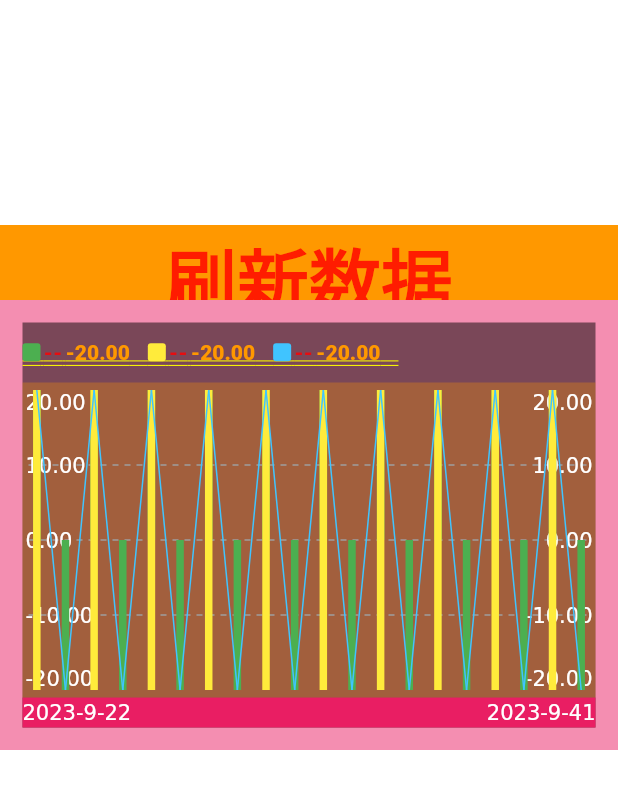
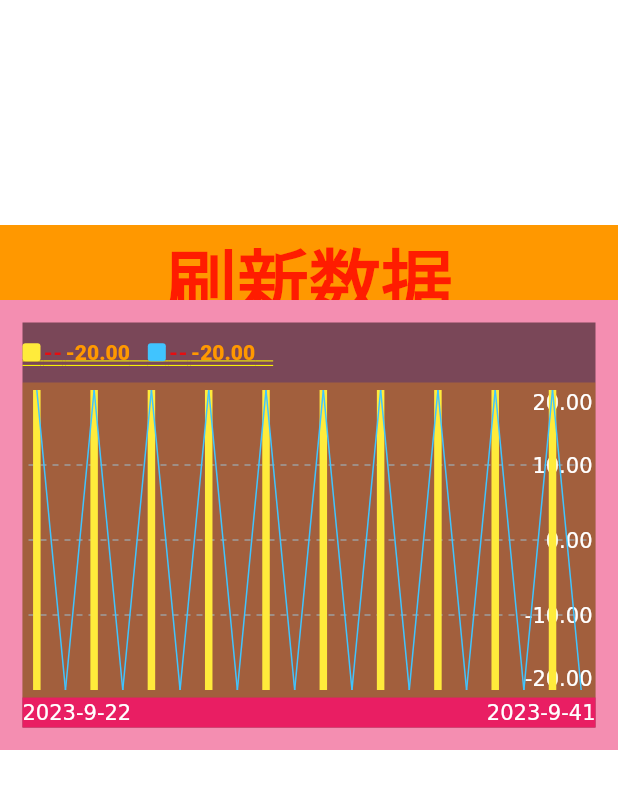
Before and after one commit to wizetLee/fdemo, a Flutter app: the screen it shows after launch, after a tap on "传统的跳转Navigator.push：Graph", on a phone screen of 412 x 824 dp. Shown: the top 789 px of the screen. Run offline on Flutter 3.47's test engine with Material 2 defaults, Android fonts, the phone set to English and light mode, and no system bars; our stand-ins replace device_info, extended_nested_scroll_view, lottie, mobx; missing offline and left inert: analyzer, build; generated files the repository leaves out were written again; project files that could hold a hidden picture were left out.

Commit message:
feat - 优化

```diff
--- a/lib/graph/jz_rich_graph_param.dart
+++ b/lib/graph/jz_rich_graph_param.dart
@@ -54,6 +54,67 @@ class JZRichGraphParam {
   /// 是否需要接地线（目前的使用场景是，打板助手-市场情绪
   var needGroundConnector = false;
 
+  /// 自定义左右坐标系上的数据范围
+  Offset? Function(Offset?)? leftVerticalAxisRangeClosure;
+  Offset? Function(Offset?)? rightVerticalAxisRangeClosure;
+
+  /// 自定义左右坐标系的显示的数值（dynamic一般情况是个double数值，考虑到特例，所以使用dynamic
+  TextSpan? Function(dynamic)? leftVerticalAxisValueClosure;
+  TextSpan? Function(dynamic)? rightVerticalAxisValueClosure;
+
+  JZRichGraphParam({
+    required this.width,
+    required this.height,
+    this.padding = EdgeInsets.zero,
+    this.renderPadding = EdgeInsets.zero,
+    this.visibleCount = 0,
+    this.renderViewPadding = EdgeInsets.zero,
+    this.dividingRuleCount = 5,
+    this.leftDividingRuleOffset = 0,
+    this.rightDividingRuleOffset = 0,
+    this.ruleGaps = 2.0,
+    this.leftDividingRuleAlignment = TextAlign.left,
+    this.rightDividingRuleAlignment = TextAlign.right,
+    this.headerHeight = 40,
+    this.headerTitleWidth = 100,
+    this.renderHeaderSpacing = 0,
+    this.bottomTextHeight = 20,
+    this.leftVerticalAxisRangeClosure,
+    this.rightVerticalAxisRangeClosure,
+    this.renderEdge = const EdgeInsets.symmetric(vertical: 5, horizontal: 0),
+  });
+
+  /// 获取绘制区的尺寸
+  /// 最大的绘图区（包括背景）
+  Size getRenderSize() {
+    return Size(
+        width -
+            padding.left -
+            padding.right -
+            leftDividingRuleOffset -
+            rightDividingRuleOffset,
+        height -
+            padding.top -
+            padding.bottom -
+            bottomTextHeight -
+            renderHeaderSpacing -
+            headerHeight);
+  }
+
+  /// 除却renderPadding之后的绘图区
+  Size getRealRenderSize() {
+    final size = getRenderSize();
+    return Size(size.width - renderPadding.left - renderPadding.right,
+        size.height - renderPadding.top - renderPadding.bottom);
+  }
+
+  int getVisibleCount() {
+    if (visibleCount > 0) {
+      return visibleCount;
+    }
+    return 0;
+  }
+
   /// 获取最值
   /// dx = min
   /// dy = max
@@ -105,8 +166,8 @@ class JZRichGraphParam {
       }
     }
     var result = Offset(min!, max!);
-    if (rangeLeftClosure != null) {
-      return rangeLeftClosure!.call(result);
+    if (leftVerticalAxisRangeClosure != null) {
+      return leftVerticalAxisRangeClosure!.call(result);
     }
     return result;
   }
@@ -159,65 +220,9 @@ class JZRichGraphParam {
       }
     }
     var result = Offset(min!, max!);
-    if (rangeRightClosure != null) {
-      return rangeRightClosure!.call(result);
+    if (rightVerticalAxisRangeClosure != null) {
+      return rightVerticalAxisRangeClosure!.call(result);
     }
     return result;
   }
-
-  Offset? Function(Offset?)? rangeLeftClosure;
-  Offset? Function(Offset?)? rangeRightClosure;
-
-  JZRichGraphParam({
-    required this.width,
-    required this.height,
-    this.padding = EdgeInsets.zero,
-    this.renderPadding = EdgeInsets.zero,
-    this.visibleCount = 0,
-    this.renderViewPadding = EdgeInsets.zero,
-    this.dividingRuleCount = 5,
-    this.leftDividingRuleOffset = 0,
-    this.rightDividingRuleOffset = 0,
-    this.ruleGaps = 2.0,
-    this.leftDividingRuleAlignment = TextAlign.left,
-    this.rightDividingRuleAlignment = TextAlign.right,
-    this.headerHeight = 40,
-    this.headerTitleWidth = 100,
-    this.renderHeaderSpacing = 0,
-    this.bottomTextHeight = 20,
-    this.rangeLeftClosure,
-    this.rangeRightClosure,
-    this.renderEdge = const EdgeInsets.symmetric(vertical: 5, horizontal: 0),
-  });
-
-  /// 获取绘制区的尺寸
-  /// 最大的绘图区（包括背景）
-  Size getRenderSize() {
-    return Size(
-        width -
-            padding.left -
-            padding.right -
-            leftDividingRuleOffset -
-            rightDividingRuleOffset,
-        height -
-            padding.top -
-            padding.bottom -
-            bottomTextHeight -
-            renderHeaderSpacing -
-            headerHeight);
-  }
-
-  /// 除却renderPadding之后的绘图区
-  Size getRealRenderSize() {
-    final size = getRenderSize();
-    return Size(size.width - renderPadding.left - renderPadding.right,
-        size.height - renderPadding.top - renderPadding.bottom);
-  }
-
-  int getVisibleCount() {
-    if (visibleCount > 0) {
-      return visibleCount;
-    }
-    return 0;
-  }
 }
--- a/lib/graph/jz_rich_graph_renderer_lines/jz_rich_graph_renderer_lines.dart
+++ b/lib/graph/jz_rich_graph_renderer_lines/jz_rich_graph_renderer_lines.dart
@@ -84,15 +84,18 @@ extension _JZRichGraphLineRenderer on JZRichGraphLinesRenderer {
   List<TextSpan> getBottomRichText({required JZRichGraphRendererParam param}) {
     var painterModels = this.painterModels;
     List<JZRGLinesPainterElement> lines = [];
-    painterModels.forEach((element) {
+    for (var element in painterModels) {
       if (element.elements.length > lines.length) {
         lines = element.elements;
       }
-    });
+    }
 
     final models = lines
         .map((e) => e.origin as JZRichGraphLineRendererLinesValue)
         .toList();
+
+
+
     if (models.isEmpty) {
       return [];
     }
@@ -128,6 +131,7 @@ extension _JZRichGraphLineRenderer on JZRichGraphLinesRenderer {
   /// 设置bottom显示的内容
   Widget _buildBottom(JZRichGraphRendererParam param) {
     final getBottomRichText = this.getBottomRichText(param: param);
+
     final first = (getBottomRichText.isNotEmpty)
         ? getBottomRichText[0]
         : const TextSpan(text: "--");
@@ -266,7 +270,9 @@ extension _JZRichGraphLineRenderer on JZRichGraphLinesRenderer {
             children.add(gap);
           }
 
+          // 绘图的规则自处理
           var _textStyle = textStyle.copyWith(color: Colors.orange);
+
           var text = (model.origin as JZRichGraphLineRendererLinesValue)
               .value
               .toStringAsFixed(2);
@@ -291,7 +297,7 @@ extension _JZRichGraphLineRenderer on JZRichGraphLinesRenderer {
 
     // 获取所有数据的最值
     if (range == null) {
-      return [const TextSpan(text: "--")];
+      return [];
     }
 
     double max = range.dy;
@@ -301,8 +307,19 @@ extension _JZRichGraphLineRenderer on JZRichGraphLinesRenderer {
     final valuePerItem = (dataHeight / (count - 1)).abs();
     List<TextSpan> result = [];
     for (var i = 0; i < count; i++) {
-      var title = (max - (valuePerItem * i)).toStringAsFixed(2);
-      result.add(TextSpan(text: title));
+      var value = max - (valuePerItem * i);
+      if (param.param.leftVerticalAxisValueClosure != null) {
+        var ts = param.param.leftVerticalAxisValueClosure!.call(value);
+        if (ts != null) {
+          //FIXME: 修改为标准的格式
+          result.add(ts);
+        } else {
+          result.add(const TextSpan(text: ""));
+        }
+      } else {
+        var title = value.toStringAsFixed(2);
+        result.add(TextSpan(text: title));
+      }
     }
     return result;
   }
@@ -314,7 +331,7 @@ extension _JZRichGraphLineRenderer on JZRichGraphLinesRenderer {
 
     // 获取所有数据的最值
     if (range == null) {
-      return [const TextSpan(text: "--")];
+      return [];
     }
 
     double max = range.dy;
@@ -324,8 +341,19 @@ extension _JZRichGraphLineRenderer on JZRichGraphLinesRenderer {
     final valuePerItem = (dataHeight / (count - 1)).abs();
     List<TextSpan> result = [];
     for (var i = 0; i < count; i++) {
-      var title = (max - (valuePerItem * i)).toStringAsFixed(2);
-      result.add(TextSpan(text: title));
+      var value = max - (valuePerItem * i);
+      if (param.param.rightVerticalAxisValueClosure != null) {
+        var ts = param.param.rightVerticalAxisValueClosure!.call(value);
+        if (ts != null) {
+          //FIXME: 修改为标准的格式
+          result.add(ts);
+        } else {
+          result.add(const TextSpan(text: ""));
+        }
+      } else {
+        var title = value.toStringAsFixed(2);
+        result.add(TextSpan(text: title));
+      }
     }
     return result;
   }
--- a/lib/graph/rich_graph_demo_route.dart
+++ b/lib/graph/rich_graph_demo_route.dart
@@ -38,7 +38,7 @@ class _RichGraphDemoRouteState extends State<RichGraphDemoRoute> {
         padding: padding,
         visibleCount: count,
         dividingRuleCount: 5,
-        rangeLeftClosure: (range) {
+        leftVerticalAxisRangeClosure: (range) {
           if (range != null) {
             return Offset(range.dx, range.dy);
           }
@@ -96,6 +96,7 @@ class _RichGraphDemoRouteState extends State<RichGraphDemoRoute> {
     List<JZRichGraphLineRendererLinesValue> lineList1 = [];
     List<JZRichGraphLineRendererLinesValue> lineList2 = [];
     for (int i = 0; i < count; i++) {
+      // var date =  now.millisecondsSinceEpoch / 1000;
       final date = "${now.year}-${now.month}-${now.day + i}";
       {
         final model = JZRichGraphLineRendererLinesValue(
@@ -121,17 +122,17 @@ class _RichGraphDemoRouteState extends State<RichGraphDemoRoute> {
         lineList2.add(model);
       }
     }
-    {
-      var model = JZRGEachPainterModel();
-      model.style = JZRGEachPainterModelStyle.columnar;
-      model.strokeWidth = 5;
-      model.color = Colors.green;
-      model.axisDirection = AxisDirection.right;
-      model.elements = lineList1
-          .map((e) => JZRGLinesPainterElement(origin: e, renderValue: e.value))
-          .toList();
-      painterModels.add(model);
-    }
+    // {
+    //   var model = JZRGEachPainterModel();
+    //   model.style = JZRGEachPainterModelStyle.columnar;
+    //   model.strokeWidth = 5;
+    //   model.color = Colors.green;
+    //   model.axisDirection = AxisDirection.right;
+    //   model.elements = lineList1
+    //       .map((e) => JZRGLinesPainterElement(origin: e, renderValue: e.value))
+    //       .toList();
+    //   painterModels.add(model);
+    // }
     {
       var model = JZRGEachPainterModel();
       model.style = JZRGEachPainterModelStyle.positiveColumnar;
@@ -146,6 +147,7 @@ class _RichGraphDemoRouteState extends State<RichGraphDemoRoute> {
     {
       var model = JZRGEachPainterModel();
       model.color = Colors.lightBlueAccent;
+      model.axisDirection = AxisDirection.right;
       model.elements = lineList0
           .map((e) => JZRGLinesPainterElement(origin: e, renderValue: e.value))
           .toList();
```
